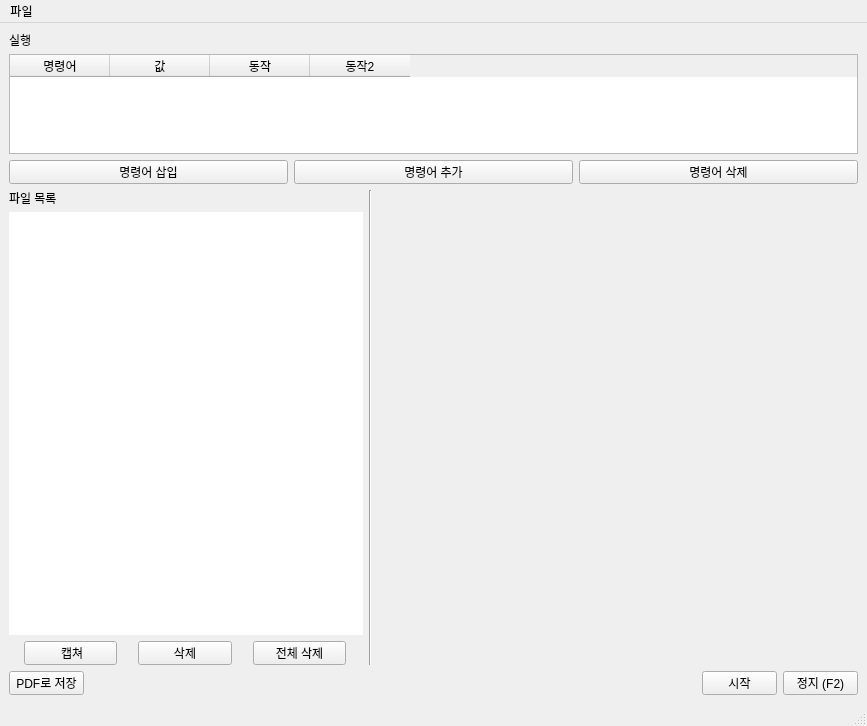
First picture: the form in MainWindow.ui, repository gyuha/capture-macro2, before the edit.
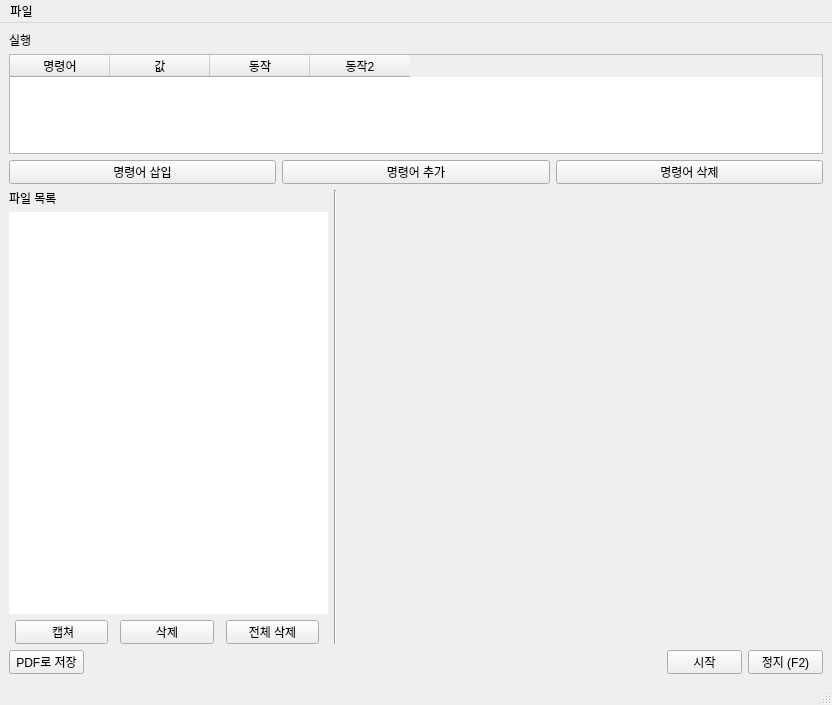
Second picture: the form after the edit.

Diff of the .ui file:
```diff
--- a/MainWindow.ui
+++ b/MainWindow.ui
@@ -6,8 +6,8 @@
    <rect>
     <x>0</x>
     <y>0</y>
-    <width>867</width>
-    <height>726</height>
+    <width>832</width>
+    <height>705</height>
    </rect>
   </property>
   <property name="windowTitle">
@@ -356,7 +356,7 @@
     <rect>
      <x>0</x>
      <y>0</y>
-     <width>867</width>
+     <width>832</width>
      <height>18</height>
     </rect>
    </property>
```
